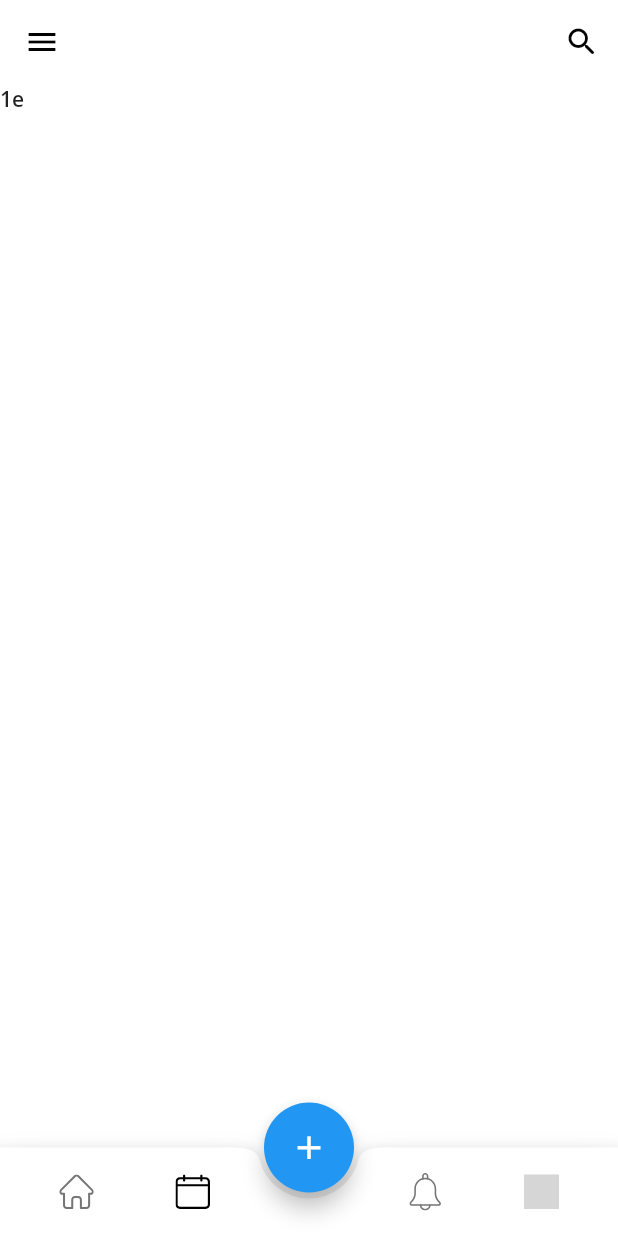
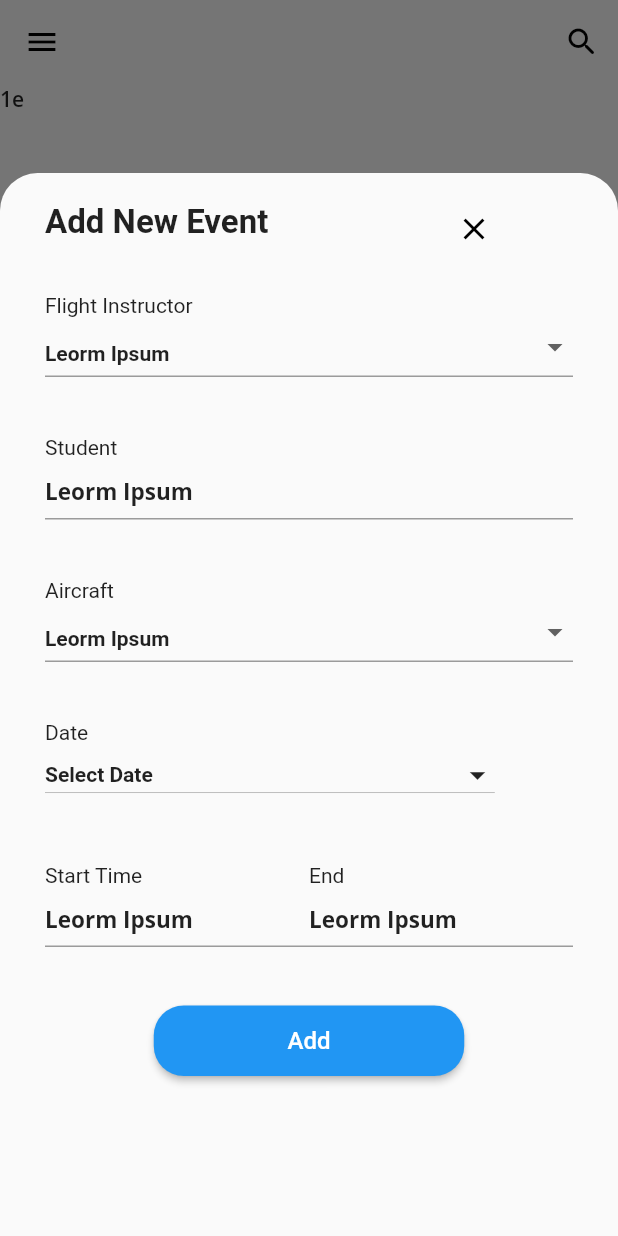
Before and after one commit to hexcodelabs/flight-schedule, a Flutter app: the screen it shows after launch, item 2 of the bottom bar chosen, after a tap on the "add" icon, on a phone screen of 412 x 824 dp. Run offline on Flutter 3.47's test engine with Material 2 defaults, Android fonts, the phone set to English and light mode, and no system bars; our stand-ins replace flutter_svg; Roboto replaces fonts that are missing (OpenSans, OpenSans-Bold); grey boxes are pictures that could not be loaded.

Commit message:
Added The Add New Event

```diff
--- a/lib/screen_selector.dart
+++ b/lib/screen_selector.dart
@@ -1,3 +1,4 @@
+import 'package:air_club/screens/Add_Event.dart';
 import 'package:flutter/cupertino.dart';
 import 'package:flutter_svg/flutter_svg.dart';
 import 'package:flutter/material.dart';
@@ -51,7 +52,9 @@ class _ScreenSelectorState extends State<ScreenSelector> {
         width: 60.0,
         child: FittedBox(
           child: FloatingActionButton(
-            onPressed: (){},
+            onPressed: (){
+              popBottomSheet(context);
+            },
             child: Icon(Icons.add),
           ),
         ),
--- /dev/null
+++ b/lib/screens/Add_Event.dart
@@ -0,0 +1,271 @@
+
+import 'package:flutter/cupertino.dart';
+import 'package:flutter/material.dart';
+class NewReg extends StatelessWidget{
+  @override
+  Widget build(BuildContext context) {
+    // TODO: implement build
+    return Container(
+
+      child:Scaffold(
+        floatingActionButton:FloatingActionButton(
+          child: Icon(Icons.add),
+          onPressed: (){
+            popBottomSheet(context);
+          },
+        ),floatingActionButtonLocation: FloatingActionButtonLocation.centerDocked,
+      ),
+    );
+  }
+
+}
+
+void popBottomSheet(BuildContext context) {
+  showModalBottomSheet(
+      isScrollControlled: true,
+      shape:
+      RoundedRectangleBorder(borderRadius: BorderRadius.vertical(top: Radius.circular(25),
+      )
+      ),
+      context: context, builder:(BuildContext bc){
+    return Container(
+
+      height: MediaQuery.of(context).size.height*.86,
+      child:  form(context) ,
+    );
+  });
+}
+
+Widget form(BuildContext context) {
+  return Container(
+    margin:EdgeInsets.only(left: 30,right: 30),
+    padding: EdgeInsets.zero,
+    child:ListView(
+        children:<Widget> [
+          Column(
+            children: <Widget>[
+              Container(
+                // color: Colors.blueGrey,
+                  child: AddNewEvent()),
+              Container(
+                // color: Colors.blueGrey,
+                  margin: EdgeInsets.only(top:35,bottom:0),
+                  height:60,
+                  child: fillBox("Flight Instructor")),
+              Container(
+
+                  margin: EdgeInsets.only(top:35,bottom:0),
+                  height:60,
+                  child:fillBoxInsert("Student")),
+              Container(
+                  margin: EdgeInsets.only(top:35,bottom:0),
+                  height:60,
+                  child: fillBox("Aircraft")),
+              Container(
+                  margin: EdgeInsets.only(top:35,bottom:0),
+                  height:60,
+                  child: fillBoxDate("Date",context)),
+              Container(
+                margin: EdgeInsets.only(top:35,bottom:0),
+                height:60,
+                child: Row(
+                  children: [
+                    Flexible(
+                        flex: 1,
+                        child: fillBoxInsert("Start Time")),
+                    Flexible(
+                        flex: 1,
+                        child: fillBoxInsert("End")),
+                  ],
+                ),
+              ),
+              Container(
+                child: button("Add"),
+              )
+            ],
+          ),
+        ]
+    ),
+  ) ;
+}
+
+Widget button(String text) {
+  return Container(
+    margin: EdgeInsets.only(top:35,bottom:0),
+    width: 207,
+    height:47,
+    child:
+    RaisedButton(
+      onPressed: (){},
+      child: Text(text,style: TextStyle(fontSize: 16,fontFamily:'OpenSans-Bold',color: Colors.white),),
+      color: Colors.blue,
+      shape: RoundedRectangleBorder(
+        borderRadius: BorderRadius.circular(20.0),
+      ),
+    ),
+
+  );
+}
+
+Widget fillBoxDate(String text,BuildContext context) {
+  return  Column(
+    children: [
+
+      Container(
+
+          padding: EdgeInsets.zero,
+          margin: EdgeInsets.all(0),
+          // color: Colors.black87,
+          child:
+          Align(
+            alignment: Alignment.centerLeft,
+            child: Text(text,style: TextStyle(fontSize: 14,fontWeight: FontWeight.w400,fontFamily:'OpenSans',),),
+          )
+      ),
+      Container(
+        // color: Colors.blue,
+        margin: EdgeInsets.only(top:0),
+
+        // color: Colors.blue,
+        child: Align(
+          alignment: Alignment.centerLeft,
+          child: Container(
+            height:40,
+            child: DropdownButton(
+
+              icon: Container(
+                  alignment: Alignment.centerRight,
+                  // color: Colors.blueGrey,
+                  padding: EdgeInsets.zero,
+                  margin: EdgeInsets.only(left: 204),
+                  child: IconButton(
+                    icon:Icon(Icons.arrow_drop_down,size:25,),
+                    color: Colors.black87,
+                    padding: EdgeInsets.all(0),
+                    constraints: BoxConstraints(),
+
+                    onPressed: (){
+                      print("Hello");
+                      showDatePicker(
+                        context:context ,
+                        initialDate: DateTime.now(),
+                        firstDate: DateTime(2001),
+                        lastDate: DateTime(2200),
+                      );
+                    },
+                  )),
+              hint:Container(
+
+                  child: Text("Select Date",style: TextStyle(fontSize: 14,fontWeight: FontWeight.bold,color:Colors.black87,fontFamily:'OpenSans'),)),
+
+            ),
+          ),
+        ),
+      )
+    ],
+  );
+}
+
+Widget fillBoxInsert(String text) {
+  return  Column(
+    children: [
+
+      Container(
+
+          padding: EdgeInsets.zero,
+          margin: EdgeInsets.all(0),
+          // color: Colors.black87,
+          child:
+          Align(
+            alignment: Alignment.centerLeft,
+            child: Text(text,style: TextStyle(fontSize: 14,fontWeight: FontWeight.w400,fontFamily:'OpenSans',),),
+          )
+      ),
+      Container(
+        margin: EdgeInsets.only(top:0),
+        // color: Colors.blue,
+        child: Container(
+          height:40,
+          child: TextField(
+            decoration: InputDecoration(
+                hintStyle: TextStyle(fontSize: 15.0,fontWeight:FontWeight.bold,color:Colors.black87),
+                hintText: "Leorm Ipsum"
+            ),
+          ),
+        ),
+      )
+    ],
+  );
+}
+
+Widget fillBox(String text) {
+  return  Column(
+    children: [
+
+      Container(
+
+          padding: EdgeInsets.zero,
+          margin: EdgeInsets.all(0),
+          // color: Colors.black87,
+          child:
+          Align(
+            alignment: Alignment.centerLeft,
+            child: Text(text,style: TextStyle(fontSize: 14,fontWeight: FontWeight.w400,fontFamily:'OpenSans'),),
+          )
+      ),
+      Container(
+        margin: EdgeInsets.only(top:0),
+        // color: Colors.blue,
+        child: Container(
+          height:40,
+          child: DropdownButtonFormField(
+            isExpanded: true,
+            hint:Text("Leorm Ipsum",style: TextStyle(fontSize: 14.0,fontWeight:FontWeight.bold,color:Colors.black87,fontFamily:'OpenSans-Bold'),
+              textAlign:TextAlign.start ,) ,
+            items: <String>['Leorm Ipsum', 'Leorm Ipsum', 'Leorm Ipsum', 'Leorm Ipsum'].map((String value) {
+              return new DropdownMenuItem<String>(
+                value: value,
+                child: Text(value,style:TextStyle(fontSize: 14.0,fontWeight:FontWeight.bold,color:Colors.black87,fontFamily:'OpenSans-Bold'),
+
+                ),
+              );
+            }).toList(),
+            onChanged: (_) {},
+          ),
+        ),
+      )
+    ],
+  );
+}
+
+Widget AddNewEvent() {
+  return Align(
+    alignment: Alignment.center,
+    child: Row(
+      children: [
+        (
+            Container(
+              margin:EdgeInsets.only(top:20),
+              height:25,
+              width: 154,
+              // color: Colors.blue,
+              child: Align(
+                alignment: Alignment.centerLeft,
+                child:Text("Add New Event",style: TextStyle(color: Colors.black87,fontWeight: FontWeight.bold,fontSize: 22,fontFamily: 'OpenSans-Bold'),),
+              ),
+            )
+        ),
+        Container(
+          margin:EdgeInsets.only(left:120,top:20),
+          height: 15,
+          width: 15,
+          child:IconButton(
+            icon:Icon(Icons.clear,color: Colors.black,) ,
+            padding: EdgeInsets.all(0),
+            constraints: BoxConstraints(),
+          ),
+        ),
+      ],
+    ),
+  );
+}
```
